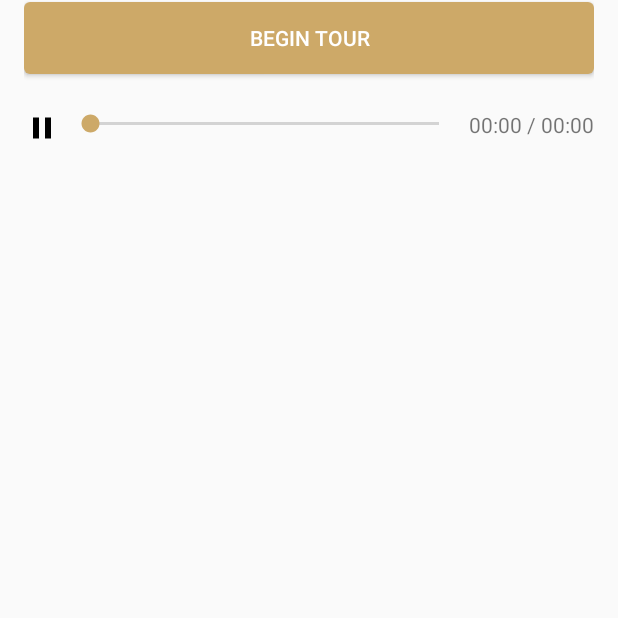
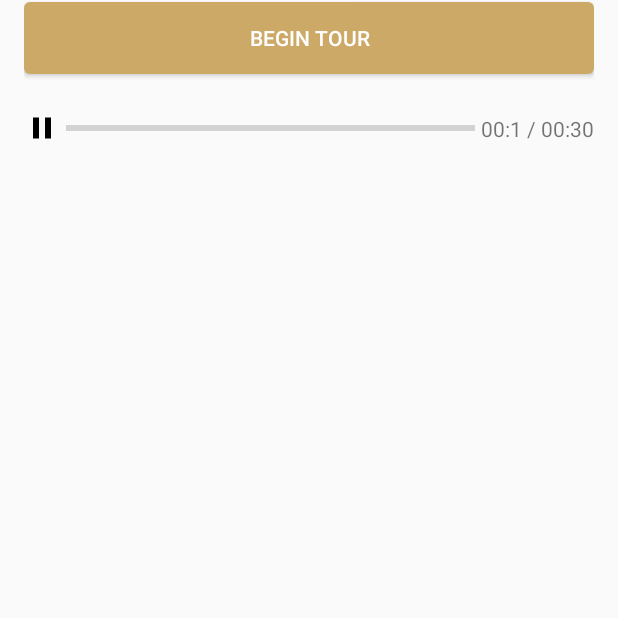
Before and after one commit to LeBronoMars/sw, an Android app: the screen it shows after launch (WelcomeActivity), after a tap on an icon or button, on a phone screen of 412 x 824 dp, the part 562-1180 px from its top. Run offline under Robolectric (Android 15) with nearby library versions, the phone set to English and light mode, and no system bars; our stand-ins replace Dagger/Hilt's generated code, RxJava, Timber, data binding.

Commit message:
add playing of welcome audio

```diff
--- a/app/src/main/java/com/denr/solidwaste/ui/welcome/WelcomeActivity.java
+++ b/app/src/main/java/com/denr/solidwaste/ui/welcome/WelcomeActivity.java
@@ -1,7 +1,11 @@
 package com.denr.solidwaste.ui.welcome;
 
+import android.animation.ObjectAnimator;
+import android.media.MediaPlayer;
 import android.os.Bundle;
+import android.os.Handler;
 import android.support.annotation.Nullable;
+import android.view.animation.DecelerateInterpolator;
 
 import com.denr.solidwaste.BR;
 import com.denr.solidwaste.R;
@@ -16,10 +20,13 @@ public class WelcomeActivity extends BaseActivity<ActivityWelcomeBinding, Welcom
     @Inject
     WelcomeViewModel welcomeViewModel;
 
+    private MediaPlayer mediaPlayer;
+
     @Override
     protected void onCreate(@Nullable Bundle savedInstanceState) {
         super.onCreate(savedInstanceState);
 
+        getViewModel().setNavigator(this);
     }
 
     @Override
@@ -36,4 +43,53 @@ public class WelcomeActivity extends BaseActivity<ActivityWelcomeBinding, Welcom
     public WelcomeViewModel getViewModel() {
         return welcomeViewModel;
     }
+
+    @Override
+    public void onToggleAudio(boolean playAudio) {
+        if (null == mediaPlayer) {
+            mediaPlayer = MediaPlayer.create(this, R.raw.welcome_audio);
+
+            mediaPlayer.start();
+
+            final int duration = (mediaPlayer.getDuration() / 1000);
+
+            getViewModel().displayAudioDuration(0, duration);
+
+            getViewDataBinding().sbAudio.setMax(duration);
+
+            final Handler handler = new Handler();
+
+            runOnUiThread(new Runnable() {
+
+                @Override
+                public void run() {
+                    if (null != mediaPlayer) {
+                        int currentPos = mediaPlayer.getCurrentPosition() / 1000;
+
+                        getViewModel().displayAudioDuration(currentPos,
+                                (mediaPlayer.getDuration() / 1000));
+
+                        ObjectAnimator animation = ObjectAnimator
+                                .ofInt(getViewDataBinding().sbAudio, "progress", currentPos);
+                        animation.setDuration(500);
+                        animation.setInterpolator(new DecelerateInterpolator());
+                        animation.start();
+                    }
+                    handler.postDelayed(this, 1000);
+                }
+            });
+
+            mediaPlayer.setOnCompletionListener(mp -> {
+                mp.seekTo(0);
+                getViewModel().resetAudio();
+                getViewDataBinding().sbAudio.setProgress(0);
+            });
+        } else {
+            if (mediaPlayer.isPlaying()) {
+                mediaPlayer.pause();
+            } else {
+                mediaPlayer.start();
+            }
+        }
+    }
 }
--- a/app/src/main/java/com/denr/solidwaste/ui/welcome/WelcomeNavigator.java
+++ b/app/src/main/java/com/denr/solidwaste/ui/welcome/WelcomeNavigator.java
@@ -1,4 +1,6 @@
 package com.denr.solidwaste.ui.welcome;
 
 public interface WelcomeNavigator {
+
+    void onToggleAudio(boolean playAudio);
 }
--- a/app/src/main/java/com/denr/solidwaste/ui/welcome/WelcomeViewModel.java
+++ b/app/src/main/java/com/denr/solidwaste/ui/welcome/WelcomeViewModel.java
@@ -18,6 +18,11 @@ public class WelcomeViewModel extends BaseViewModel<WelcomeNavigator> {
 
     public void onToggleAudioPlay() {
         isAudioPlaying.set(!isAudioPlaying.get());
+        getNavigator().onToggleAudio(isAudioPlaying.get());
+    }
+
+    public void resetAudio() {
+        isAudioPlaying.set(false);
     }
 
     public ObservableBoolean getIsAudioPlaying() {
@@ -27,4 +32,8 @@ public class WelcomeViewModel extends BaseViewModel<WelcomeNavigator> {
     public ObservableField<String> getDuration() {
         return duration;
     }
+
+    public void displayAudioDuration(int current, int duration) {
+        this.duration.set(String.format("00:%s / 00:%s", current, duration));
+    }
 }
--- a/app/src/main/res/layout/activity_welcome.xml
+++ b/app/src/main/res/layout/activity_welcome.xml
@@ -61,16 +61,22 @@
                     android:layout_width="24dp"
                     android:layout_height="24dp"
                     android:onClick="@{() -> viewModel.onToggleAudioPlay()}"
-                    android:src="@{safeUnbox(viewModel.getIsAudioPlaying()) ? @drawable/ic_pause_black_24dp : @drawable/ic_play_arrow_black_24dp}" />
+                    android:src="@{safeUnbox(viewModel.getIsAudioPlaying()) ? @drawable/ic_pause_black_24dp : @drawable/ic_play_arrow_black_24dp}"
+                    app:layout_constraintBottom_toBottomOf="parent"
+                    app:layout_constraintTop_toTopOf="parent" />
 
-                <SeekBar
+                <ProgressBar
+                    android:id="@+id/sb_audio"
+                    style="?android:attr/progressBarStyleHorizontal"
                     android:layout_width="0dp"
                     android:layout_height="wrap_content"
                     android:layout_marginStart="4dp"
                     android:layout_marginEnd="4dp"
-                    android:thumbTint="@color/welcome_button_bg"
+                    android:progressTint="@color/welcome_button_bg"
+                    app:layout_constraintBottom_toBottomOf="parent"
                     app:layout_constraintEnd_toStartOf="@id/tv_duration"
-                    app:layout_constraintStart_toEndOf="@id/iv_play" />
+                    app:layout_constraintStart_toEndOf="@id/iv_play"
+                    app:layout_constraintTop_toTopOf="parent" />
 
                 <TextView
                     android:id="@+id/tv_duration"
@@ -78,7 +84,9 @@
                     android:layout_height="wrap_content"
                     android:orientation="horizontal"
                     android:text="@{viewModel.getDuration()}"
-                    app:layout_constraintEnd_toEndOf="parent" />
+                    app:layout_constraintBottom_toBottomOf="parent"
+                    app:layout_constraintEnd_toEndOf="parent"
+                    app:layout_constraintTop_toTopOf="parent" />
 
             </android.support.constraint.ConstraintLayout>
         </LinearLayout>
```
Also changed, not shown: 1 other file.
